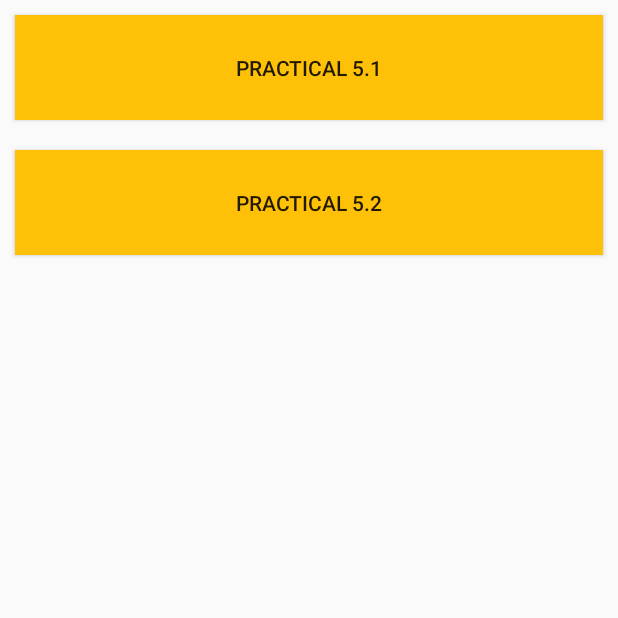
After one commit to vijaylatpate/AMP, an Android app: the Practical_5 screen opened directly, with no data from a screen before it, on a phone screen of 412 x 824 dp, the top half of it. The commit adds this screen. Run offline under Robolectric (Android 15) with nearby library versions, the phone set to English and light mode, and no system bars.

Commit message:
Basic Layout Of Application

```diff
--- a/app/src/main/java/com/sbvc/amp2022/HomeScreen.java
+++ b/app/src/main/java/com/sbvc/amp2022/HomeScreen.java
@@ -26,11 +26,13 @@ public class HomeScreen extends AppCompatActivity implements View.OnClickListene
         btnPractical2 = findViewById(R.id.btnPractical_2);
         btnPractical3 = findViewById(R.id.btnPractical_3);
         btnPractical4 = findViewById(R.id.btnPractical_4);
+        btnPractical5 = findViewById(R.id.btnPractical_5);
 
         btnPractical1.setOnClickListener(this);
         btnPractical2.setOnClickListener(this);
         btnPractical3.setOnClickListener(this);
         btnPractical4.setOnClickListener(this);
+        btnPractical5.setOnClickListener(this);
     }
 
     @Override
@@ -71,6 +73,9 @@ public class HomeScreen extends AppCompatActivity implements View.OnClickListene
             case R.id.btnPractical_4:
                 startActivity(new Intent(getApplicationContext(), Practical_4.class));
                 break;
+            case R.id.btnPractical_5:
+                startActivity(new Intent(getApplicationContext(), Practical_5.class));
+                break;
         }
     }
 }
--- /dev/null
+++ b/app/src/main/java/com/sbvc/amp2022/Practical_5.java
@@ -0,0 +1,27 @@
+package com.sbvc.amp2022;
+
+import androidx.appcompat.app.AppCompatActivity;
+
+import android.content.Intent;
+import android.os.Bundle;
+import android.view.View;
+import android.widget.Button;
+
+public class Practical_5 extends AppCompatActivity {
+
+    Button btnPractical5_1, btnPractical5_2;
+
+    @Override
+    protected void onCreate(Bundle savedInstanceState) {
+        super.onCreate(savedInstanceState);
+        setContentView(R.layout.activity_practical5);
+
+        btnPractical5_1 = findViewById(R.id.btnPractical_5_1);
+        btnPractical5_1.setOnClickListener(new View.OnClickListener() {
+            @Override
+            public void onClick(View view) {
+                startActivity(new Intent(getApplicationContext(), Practical_5_1.class));
+            }
+        });
+    }
+}
--- /dev/null
+++ b/app/src/main/res/layout/activity_practical5.xml
@@ -0,0 +1,25 @@
+<?xml version="1.0" encoding="utf-8"?>
+<LinearLayout xmlns:android="http://schemas.android.com/apk/res/android"
+    xmlns:app="http://schemas.android.com/apk/res-auto"
+    xmlns:tools="http://schemas.android.com/tools"
+    android:layout_width="match_parent"
+    android:layout_height="match_parent"
+    android:orientation="vertical"
+    tools:context=".Practical_5">
+
+    <Button
+        android:id="@+id/btnPractical_5_1"
+        android:layout_width="match_parent"
+        android:layout_height="70dp"
+        android:layout_margin="10dp"
+        android:background="@color/colorAccent"
+        android:text="Practical 5.1" />
+
+    <Button
+        android:id="@+id/btnPractical_5_2"
+        android:layout_width="match_parent"
+        android:layout_height="70dp"
+        android:layout_margin="10dp"
+        android:background="@color/colorAccent"
+        android:text="Practical 5.2" />
+</LinearLayout>
```
Also changed, not shown: app/src/main/AndroidManifest.xml (+11 -0 lines), app/src/main/java/com/sbvc/amp2022/MyService.java (added, +41 -0 lines), app/src/main/java/com/sbvc/amp2022/Practical_5_1.java (added, +36 -0 lines), app/src/main/res/layout/activity_home_screen.xml (+8 -0 lines), app/src/main/res/layout/activity_practical51.xml (added, +25 -0 lines), 1 other file.
